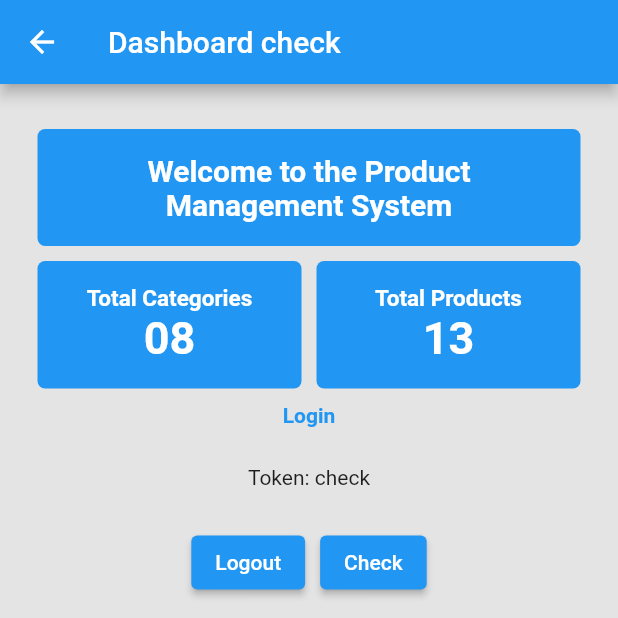
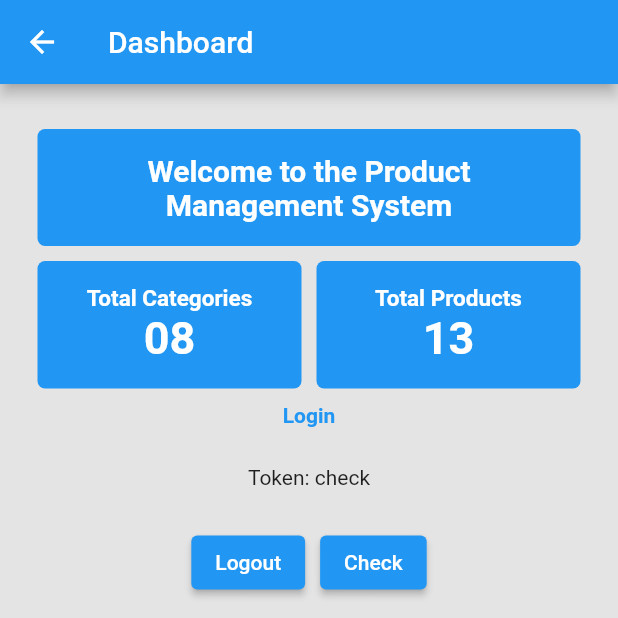
Before and after one commit to chamikacme/flutter-product-management-system-app, a Flutter app: the DashboardPage screen opened by its route, after a tap on "Check", on a phone screen of 412 x 824 dp, the top half of it. Run offline on Flutter 3.47's test engine with Material 2 defaults, Android fonts, the phone set to English and light mode, and no system bars; our stand-ins replace bloc, flutter_bloc.

Commit message:
Temp commit[state change added2]

```diff
--- a/lib/pages/dashboard.dart
+++ b/lib/pages/dashboard.dart
@@ -15,7 +15,7 @@ class DashboardPage extends StatelessWidget {
       builder: (context, state) {
         return Scaffold(
           appBar: AppBar(
-            title: Text('Dashboard ${state.token}'),
+            title: const Text('Dashboard'),
           ),
           backgroundColor: const Color.fromARGB(255, 228, 228, 228),
           body: SafeArea(
--- a/pubspec.yaml
+++ b/pubspec.yaml
@@ -36,6 +36,7 @@ dependencies:
   cupertino_icons: ^1.0.2
   bloc: ^8.1.2
   flutter_bloc: ^8.1.3
+  dio: ^5.3.3
 
 dev_dependencies:
   flutter_test:
```
